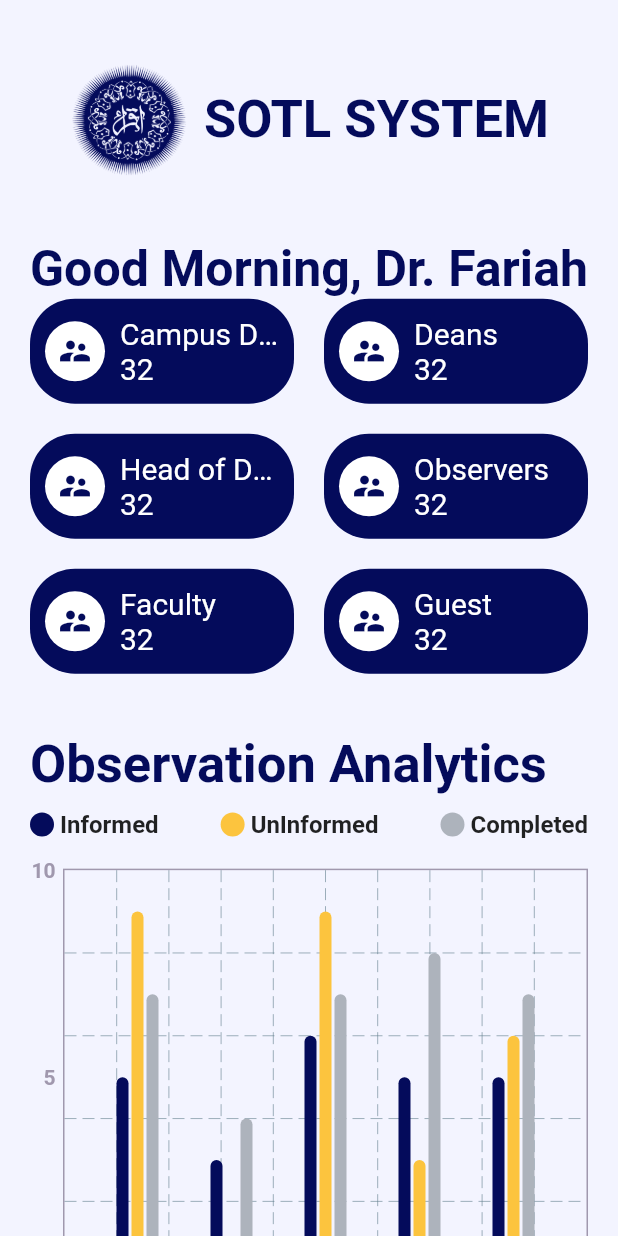
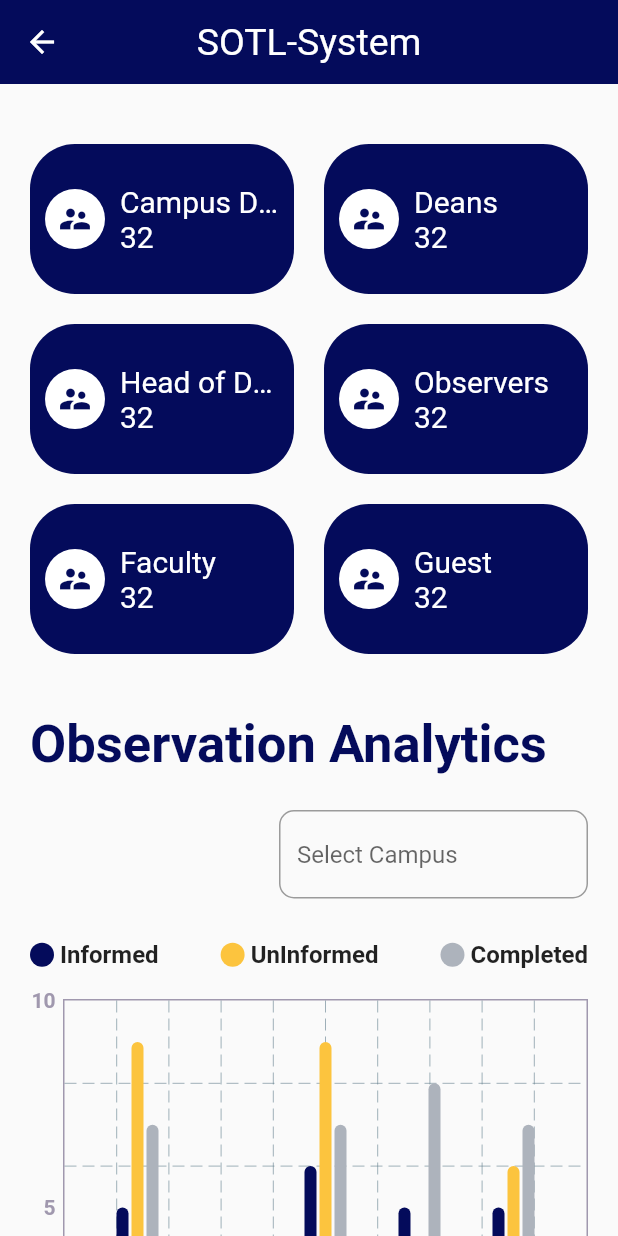
Before and after one commit to H-R-S/SOTL-APP, a Flutter app: the DashboardScreen screen opened by its route, on a phone screen of 412 x 824 dp. Run offline on Flutter 3.47's test engine with Material 2 defaults, Android fonts, the phone set to English and light mode, and no system bars; drawn by our look-alikes of fl_chart.

Commit message:
Screen UI updated | Dashboard Screen

```diff
--- a/lib/view/screens/dashboard/dashboard_screen.dart
+++ b/lib/view/screens/dashboard/dashboard_screen.dart
@@ -1,41 +1,41 @@
 import 'package:fl_chart/fl_chart.dart';
 import 'package:flutter/material.dart';
-import '../../../resources/constants/logos.dart';
 import '../../../resources/constants/style.dart';
 import '../../../resources/data/user_list.dart';
+import '../../widgets/app_bar/my_app_bar.dart';
 import '../../widgets/header_tag/header_tag.dart';
 import '../../widgets/indicator/indicator.dart';
 import '../../widgets/info_container/info_container.dart';
+import '../../widgets/observation_info_container/observation_info_container.dart';
+import '../../widgets/text_field/my_text_field.dart';
 import '../users_list/users_list_screen.dart';
 
 class DashboardScreen extends StatelessWidget {
-  const DashboardScreen({super.key});
+  DashboardScreen({super.key});
+
+  GlobalKey<ScaffoldState> scaffoldKey = GlobalKey();
+
+  TextEditingController campusController = TextEditingController();
+  TextEditingController departmentController = TextEditingController();
 
   @override
   Widget build(BuildContext context) {
+    double width = MediaQuery.of(context).size.width;
+
     return Scaffold(
-        backgroundColor: light,
+        appBar: MyAppBar(scaffoldKey, context, title: "SOTL-System"),
         body: SingleChildScrollView(
             child: Padding(
                 padding: const EdgeInsets.all(20).copyWith(top: 40),
                 child: Column(
                     crossAxisAlignment: CrossAxisAlignment.start,
                     children: [
-                      Row(
-                          mainAxisAlignment: MainAxisAlignment.center,
-                          children: [
-                            Image.asset(iqraLogo, height: 80),
-                            const SizedBox(width: 10),
-                            const HeaderTag(title: "SOTL SYSTEM")
-                          ]),
-                      const SizedBox(height: 40),
-                      const HeaderTag(title: "Good Morning, Dr. Fariah"),
                       GridView.builder(
                           shrinkWrap: true,
                           physics: const NeverScrollableScrollPhysics(),
                           gridDelegate:
                               const SliverGridDelegateWithFixedCrossAxisCount(
-                                  mainAxisExtent: 70,
+                                  mainAxisExtent: 100,
                                   crossAxisSpacing: 20,
                                   mainAxisSpacing: 20,
                                   crossAxisCount: 2),
@@ -56,6 +56,22 @@ class DashboardScreen extends StatelessWidget {
                       const SizedBox(height: 40),
                       const HeaderTag(title: "Observation Analytics"),
                       const SizedBox(height: 10),
+                      Row(mainAxisAlignment: MainAxisAlignment.end, children: [
+                        SizedBox(
+                            width: width * 0.5,
+                            child: MyTextField(
+                                dropDownList: const [
+                                  "Main Campus",
+                                  "Bahria Campus",
+                                  "North Campus",
+                                  "Gulshan Campus",
+                                  "Airport Campus"
+                                ],
+                                contentPadding: 10,
+                                controller: campusController,
+                                hint: "Select Campus"))
+                      ]),
+                      const SizedBox(height: 20),
                       Row(
                           mainAxisAlignment: MainAxisAlignment.spaceBetween,
                           children: const [
@@ -114,7 +130,18 @@ class DashboardScreen extends StatelessWidget {
                                       sideTitles:
                                           SideTitles(showTitles: false))),
                               backgroundColor: Colors.transparent))),
-                      const SizedBox(height: 40)
+                      const SizedBox(height: 40),
+                      ListView.builder(
+                          physics: const NeverScrollableScrollPhysics(),
+                          shrinkWrap: true,
+                          itemCount: 5,
+                          itemBuilder: (context, index) {
+                            return const ObservationInfoContainer(
+                                facultyName: "Sherazi Ahmed",
+                                observerName: "Mansoor Ebrahim",
+                                status: "Ongoing",
+                                obsPeriod: "1/2/23 - 3/4/23");
+                          })
                     ]))));
   }
 
```
